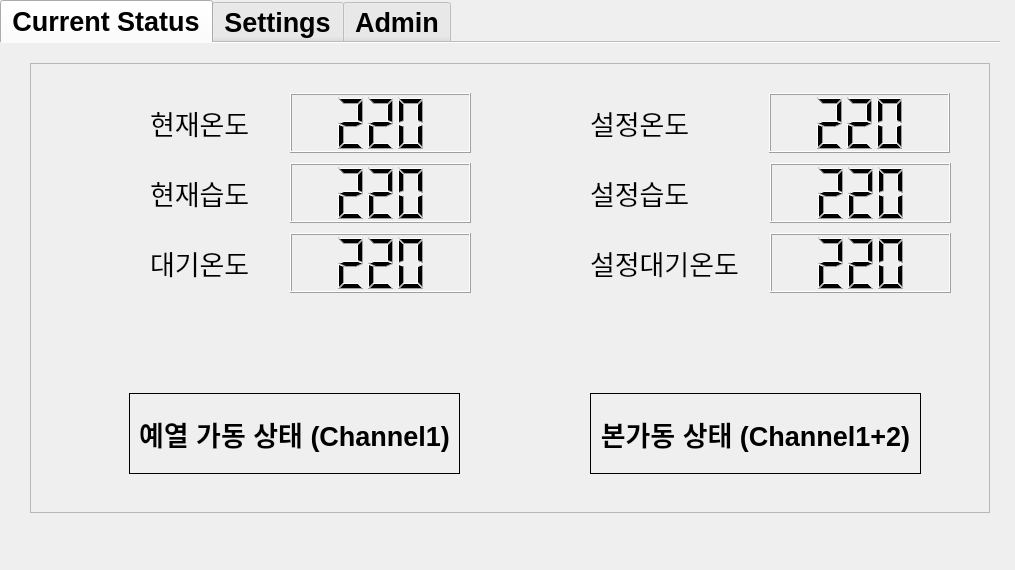
The window that SMRS_r_pi.ui (quilp007/SMRS) describes before a commit, drawn with Qt 5.
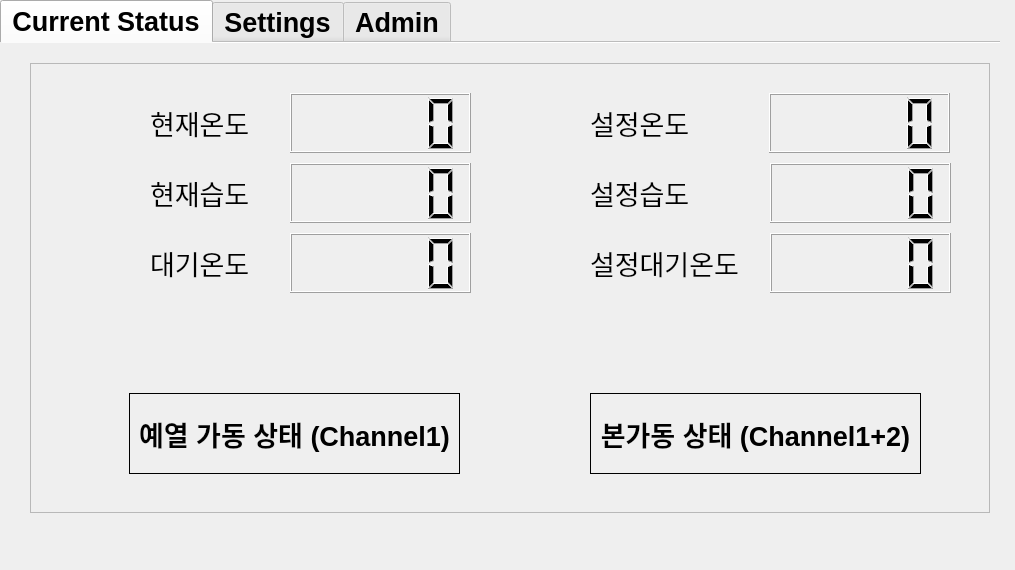
The same window after the commit. The open tabs and pages were chosen to show the change. Icons and pictures are not drawn.

Commit message: - change qlcdnumber name - add flag for usb2serial

What changed in the file:
```diff
--- a/SMRS_r_pi.ui
+++ b/SMRS_r_pi.ui
@@ -142,10 +142,10 @@
        <bool>false</bool>
       </property>
       <property name="digitCount">
-       <number>3</number>
+       <number>5</number>
       </property>
       <property name="intValue" stdset="0">
-       <number>220</number>
+       <number>0</number>
       </property>
      </widget>
      <widget class="QLabel" name="label">
@@ -197,10 +197,10 @@
        <bool>false</bool>
       </property>
       <property name="digitCount">
-       <number>3</number>
+       <number>5</number>
       </property>
       <property name="intValue" stdset="0">
-       <number>220</number>
+       <number>0</number>
       </property>
      </widget>
      <widget class="QLabel" name="label_3">
@@ -234,10 +234,10 @@
        <bool>false</bool>
       </property>
       <property name="digitCount">
-       <number>3</number>
+       <number>5</number>
       </property>
       <property name="intValue" stdset="0">
-       <number>220</number>
+       <number>0</number>
       </property>
      </widget>
      <widget class="QLabel" name="label_4">
@@ -307,10 +307,10 @@
        <bool>false</bool>
       </property>
       <property name="digitCount">
-       <number>3</number>
+       <number>5</number>
       </property>
       <property name="intValue" stdset="0">
-       <number>220</number>
+       <number>0</number>
       </property>
      </widget>
      <widget class="QLCDNumber" name="lcdNumber_5">
@@ -326,10 +326,10 @@
        <bool>false</bool>
       </property>
       <property name="digitCount">
-       <number>3</number>
+       <number>5</number>
       </property>
       <property name="intValue" stdset="0">
-       <number>220</number>
+       <number>0</number>
       </property>
      </widget>
      <widget class="QLCDNumber" name="lcdNumber_6">
@@ -345,10 +345,10 @@
        <bool>false</bool>
       </property>
       <property name="digitCount">
-       <number>3</number>
+       <number>5</number>
       </property>
       <property name="intValue" stdset="0">
-       <number>220</number>
+       <number>0</number>
       </property>
      </widget>
      <widget class="QLabel" name="label_pre_heat_on">
```
Left out of the diff: 28 changed lines with no effect on the pictures. The commit also changes 1 other file.
